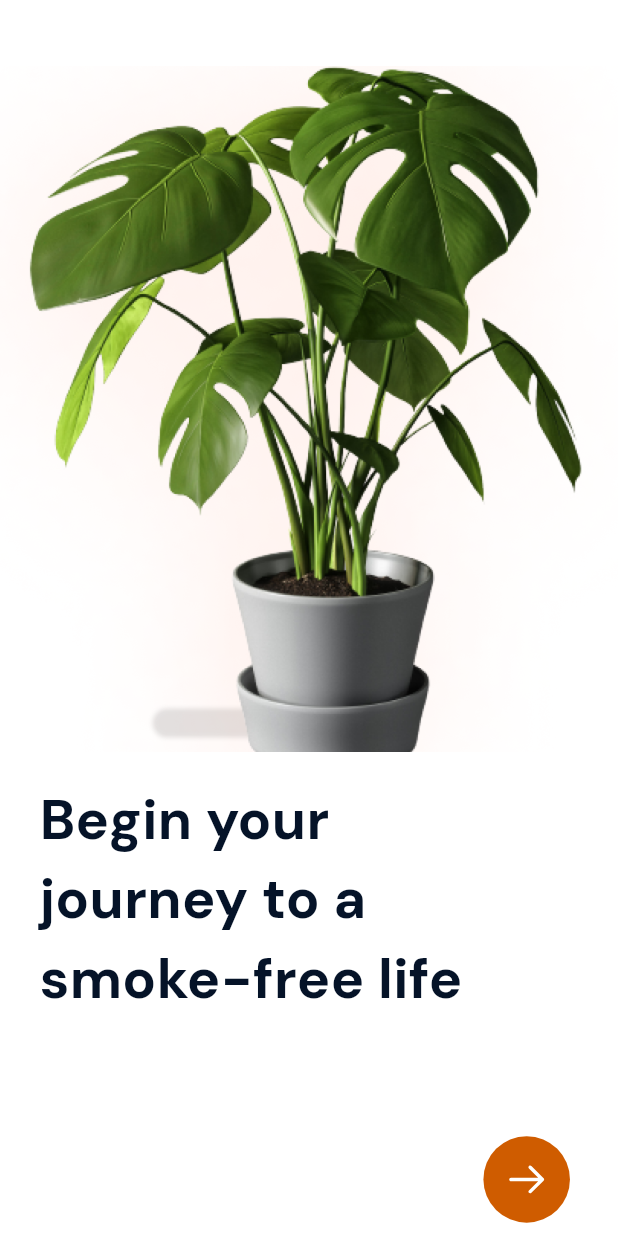
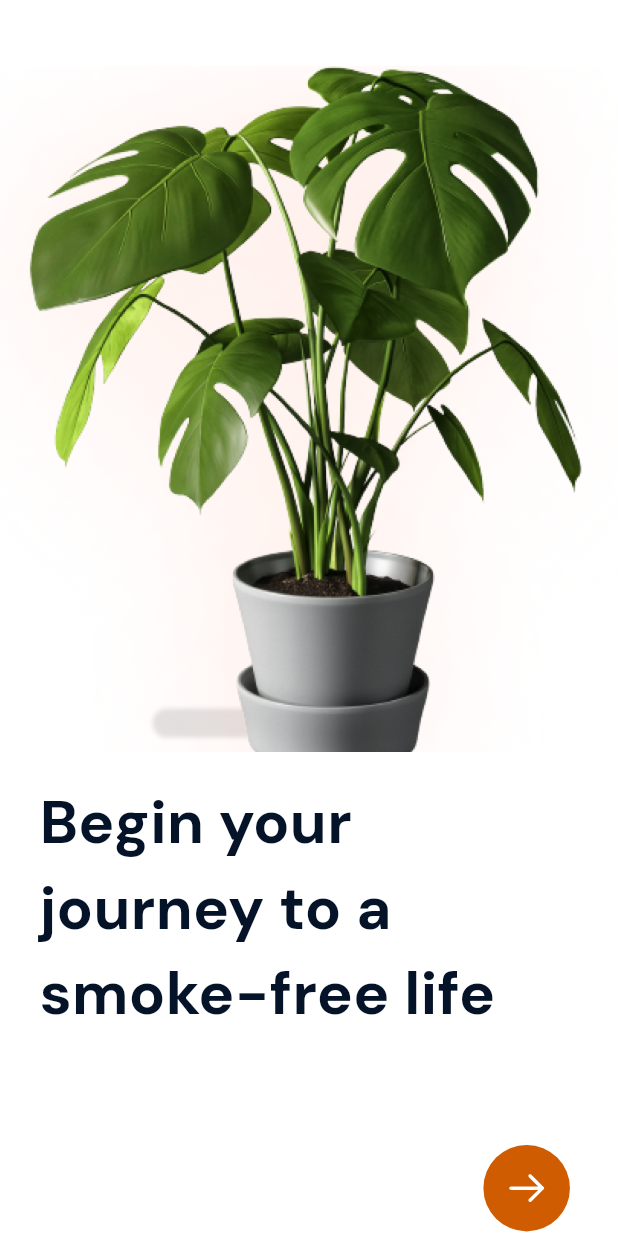
Before and after one commit to abdulla056/ThriveQuit, a Flutter app: the IntroPageScreen screen opened by its route, on a phone screen of 412 x 824 dp. Run offline on Flutter 3.47's test engine with Material 3 defaults, Android fonts, the phone set to English and light mode, and no system bars; our stand-ins replace cached_network_image, flutter_svg, google_maps_flutter, outline_gradient_button, table_calendar.

Commit message:
Update intro_page_screen.dart
FIX UI

```diff
--- a/lib/presentation/intro_page_screen/intro_page_screen.dart
+++ b/lib/presentation/intro_page_screen/intro_page_screen.dart
@@ -73,10 +73,10 @@ class IntroPageScreen extends StatelessWidget {
                   "Begin your journey to a smoke-free life",
                   maxLines: 3,
                   overflow: TextOverflow.ellipsis,
-                  style: theme.textTheme.displaySmall,
+                  style: theme.textTheme.displaySmall?.copyWith(fontSize: 40.0),
                 ),
               ),
-              SizedBox(height: 76.v),
+              SizedBox(height: 70.v),
               Padding(
                 padding: EdgeInsets.only(right: 28.h),
                 child: CustomIconButton(
```
